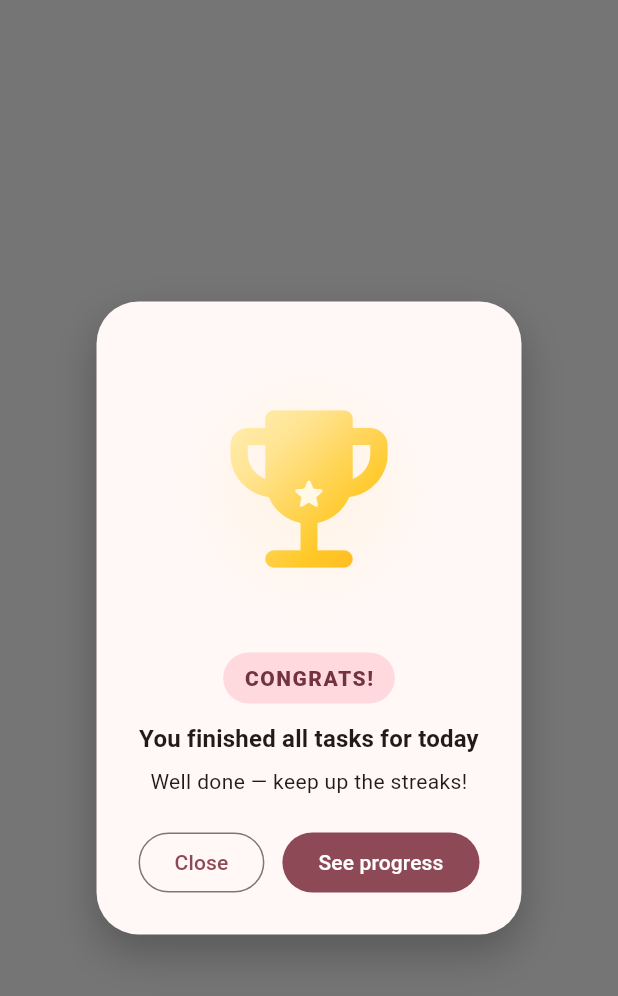
After one commit to Richard-Kruschinski/goalify, a Flutter app: the CongratsScreen screen opened directly, on a phone screen of 412 x 824 dp. The commit adds this screen. Shown: the top 996 px of the screen. Run offline on Flutter 3.47's test engine with Material 3 defaults, Android fonts, the phone set to English and light mode, and no system bars; drawn by our look-alikes of confetti; our stand-ins replace fl_chart, shared_preferences, syncfusion_flutter_charts; accounts and stored records are empty.

Commit message:
Once all daily tasks are completed, a congratulations screen appears

```diff
--- /dev/null
+++ b/lib/screens/congrats_screen.dart
@@ -0,0 +1,243 @@
+import 'package:flutter/material.dart';
+import 'package:confetti/confetti.dart';
+
+class CongratsScreen extends StatefulWidget {
+  const CongratsScreen({
+    super.key,
+    this.title = 'CONGRATS!',
+    this.subtitle = 'You finished all tasks for today',
+    this.detail = 'Well done — keep up the streaks!',
+    this.onSeeProgress,
+  });
+
+  final String title;
+  final String subtitle;
+  final String detail;
+  final VoidCallback? onSeeProgress;
+
+  @override
+  State<CongratsScreen> createState() => _CongratsScreenState();
+}
+
+class _CongratsScreenState extends State<CongratsScreen>
+    with TickerProviderStateMixin {
+  late final ConfettiController _confetti;
+  late final AnimationController _scale;
+  late final AnimationController _twinkle;
+
+  @override
+  void initState() {
+    super.initState();
+    _confetti = ConfettiController(duration: const Duration(seconds: 2))..play();
+
+    // "Groß aufploppen" – leichte Überschwingung
+    _scale = AnimationController(
+      vsync: this,
+      duration: const Duration(milliseconds: 520),
+    )..forward();
+
+    // kleines Funkeln auf der Trophäe
+    _twinkle = AnimationController(
+      vsync: this,
+      duration: const Duration(seconds: 2),
+    )..repeat(reverse: true);
+  }
+
+  @override
+  void dispose() {
+    _confetti.dispose();
+    _scale.dispose();
+    _twinkle.dispose();
+    super.dispose();
+  }
+
+  @override
+  Widget build(BuildContext context) {
+    final cs = Theme.of(context).colorScheme;
+
+    final scaleAnim = CurvedAnimation(
+      parent: _scale,
+      curve: Curves.easeOutBack, // pop!
+    );
+
+    return Scaffold(
+      backgroundColor: Colors.black54, // dimmer, damit es “vorne” wirkt
+      body: Stack(
+        alignment: Alignment.center,
+        children: [
+          // Zentrale Karte
+          ScaleTransition(
+            scale: scaleAnim,
+            child: Center(
+              child: Container(
+                // groß & mittig
+                margin: const EdgeInsets.symmetric(horizontal: 20),
+                padding: const EdgeInsets.fromLTRB(28, 32, 28, 24),
+                decoration: BoxDecoration(
+                  color: cs.surface,
+                  borderRadius: BorderRadius.circular(28),
+                  boxShadow: [
+                    BoxShadow(
+                      color: Colors.black.withOpacity(0.25),
+                      blurRadius: 24,
+                      offset: const Offset(0, 12),
+                    ),
+                  ],
+                ),
+                constraints: const BoxConstraints(maxWidth: 520),
+                child: Column(
+                  mainAxisSize: MainAxisSize.min,
+                  children: [
+                    // Goldene Trophäe
+                    _GoldTrophy(
+                      size: 140,
+                      twinkle: _twinkle,
+                    ),
+                    const SizedBox(height: 16),
+                    // Banner
+                    Container(
+                      padding: const EdgeInsets.symmetric(
+                        horizontal: 14,
+                        vertical: 7,
+                      ),
+                      decoration: BoxDecoration(
+                        color: cs.primaryContainer,
+                        borderRadius: BorderRadius.circular(18),
+                      ),
+                      child: Text(
+                        widget.title,
+                        style: TextStyle(
+                          color: cs.onPrimaryContainer,
+                          fontWeight: FontWeight.w800,
+                          letterSpacing: 1,
+                        ),
+                      ),
+                    ),
+                    const SizedBox(height: 12),
+                    Text(
+                      widget.subtitle,
+                      textAlign: TextAlign.center,
+                      style: Theme.of(context)
+                          .textTheme
+                          .titleMedium
+                          ?.copyWith(fontWeight: FontWeight.w700),
+                    ),
+                    const SizedBox(height: 6),
+                    Text(
+                      widget.detail,
+                      textAlign: TextAlign.center,
+                      style: Theme.of(context).textTheme.bodyMedium,
+                    ),
+                    const SizedBox(height: 20),
+                    Row(
+                      mainAxisSize: MainAxisSize.min,
+                      children: [
+                        OutlinedButton(
+                          onPressed: () => Navigator.pop(context),
+                          child: const Text('Close'),
+                        ),
+                        const SizedBox(width: 12),
+                        FilledButton(
+                          onPressed: () {
+                            Navigator.pop(context);
+                            widget.onSeeProgress?.call();
+                          },
+                          child: const Text('See progress'),
+                        ),
+                      ],
+                    ),
+                  ],
+                ),
+              ),
+            ),
+          ),
+
+          // Konfetti im ganzen Screen
+          Positioned.fill(
+            child: IgnorePointer(
+              child: ConfettiWidget(
+                confettiController: _confetti,
+                blastDirectionality: BlastDirectionality.explosive,
+                shouldLoop: true,
+                numberOfParticles: 22,
+                emissionFrequency: 0.07,
+                gravity: 0.35,
+                minBlastForce: 6,
+                maxBlastForce: 20,
+              ),
+            ),
+          ),
+        ],
+      ),
+    );
+  }
+}
+
+/// Goldene Trophäe mit Verlauf + leichtem Glanz/Funkeln
+class _GoldTrophy extends StatelessWidget {
+  const _GoldTrophy({
+    required this.size,
+    required this.twinkle,
+  });
+
+  final double size;
+  final AnimationController twinkle;
+
+  @override
+  Widget build(BuildContext context) {
+    // Warme Goldtöne
+    const gold = [
+      Color(0xFFFFF7C2), // hell
+      Color(0xFFFFE082),
+      Color(0xFFFFC107),
+      Color(0xFFFFA000), // dunkel
+    ];
+
+    return Stack(
+      alignment: Alignment.center,
+      children: [
+        // weiches Glühen hinter der Trophäe
+        Container(
+          width: size + 46,
+          height: size + 46,
+          decoration: BoxDecoration(
+            shape: BoxShape.circle,
+            gradient: RadialGradient(
+              colors: [
+                const Color(0xFFFFF3E0).withOpacity(0.8),
+                const Color(0x00FFF3E0),
+              ],
+              stops: const [0.0, 1.0],
+            ),
+          ),
+        ),
+        // Icon mit Gold-Verlauf
+        ShaderMask(
+          shaderCallback: (rect) =>
+              const LinearGradient(colors: gold, begin: Alignment.topLeft, end: Alignment.bottomRight)
+                  .createShader(rect),
+          blendMode: BlendMode.srcIn,
+          child: Icon(
+            Icons.emoji_events_rounded,
+            size: size,
+          ),
+        ),
+        // kleines “twinkle” – bewegt sich sanft hoch/runter
+        AnimatedBuilder(
+          animation: twinkle,
+          builder: (_, __) {
+            final dy = (twinkle.value - 0.5) * 8; // -4..+4 px
+            return Transform.translate(
+              offset: Offset(0, dy),
+              child: Icon(
+                Icons.star_rounded,
+                size: size * 0.18,
+                color: Colors.white.withOpacity(0.85),
+              ),
+            );
+          },
+        ),
+      ],
+    );
+  }
+}
--- a/pubspec.yaml
+++ b/pubspec.yaml
@@ -12,6 +12,8 @@ dependencies:
   cupertino_icons: ^1.0.8
   # State management
   flutter_riverpod: ^2.5.1
+  confetti: ^0.7.0
+
 
   # Firebase Core
   firebase_core: ^3.15.2
```
Also changed, not shown: lib/screens/daily_tasks_screen.dart (+206 -73 lines), pubspec.lock.
